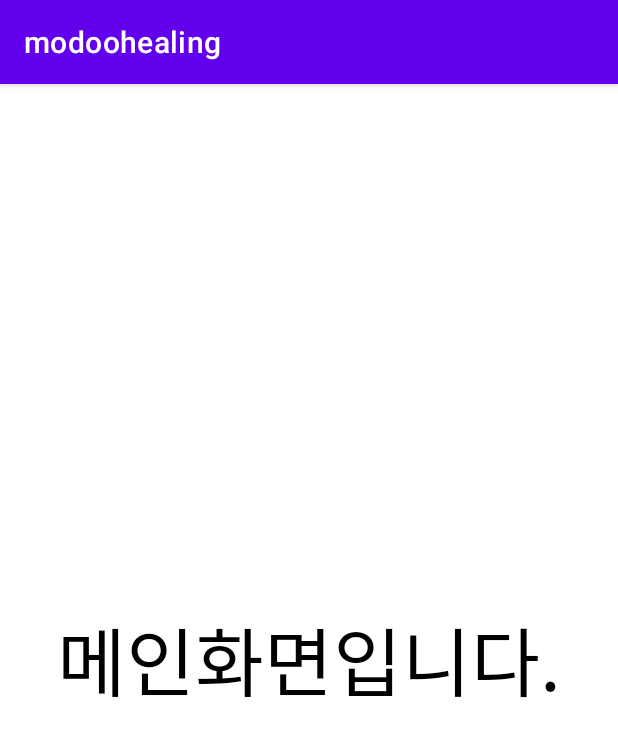
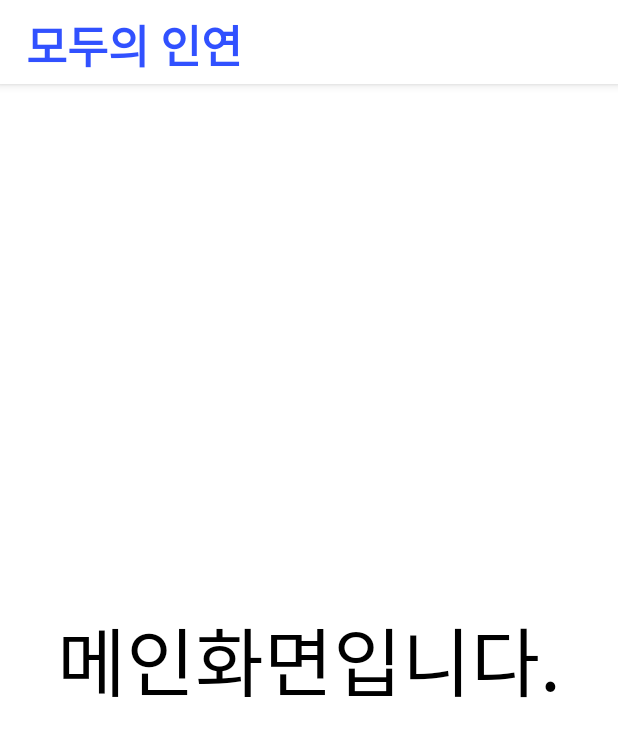
Before and after one commit to ujin-Bang/modoohealing, an Android app: the MainActivity screen opened directly, with no data from a screen before it, on a phone screen of 412 x 824 dp. Shown: the top 737 px of the screen. Run offline under Robolectric (Android 15) with nearby library versions, the phone set to English and light mode, and no system bars; our stand-ins replace data binding.

Commit message:
베이스 액티비티에 커스텀액션바 추가

```diff
--- a/app/src/main/java/com/modoohealing/modo/BaseActivity.kt
+++ b/app/src/main/java/com/modoohealing/modo/BaseActivity.kt
@@ -3,19 +3,45 @@ package com.modoohealing.modo
 import android.content.Context
 import androidx.appcompat.app.AppCompatActivity
 import android.os.Bundle
+import android.widget.Button
+import android.widget.TextView
+import androidx.appcompat.app.ActionBar
 
 abstract class BaseActivity : AppCompatActivity() {
 
     lateinit var mContext: Context
+    lateinit var btnBack: Button
+    lateinit var txtMainName: TextView
 
     override fun onCreate(savedInstanceState: Bundle?) {
         super.onCreate(savedInstanceState)
 
         mContext = this
 
+        //액션바가 있는 화면에서만 커스텀액션바 실행.
+        supportActionBar?.let {
+            setCustomActionBar()
+        }
+
     }
 
     abstract fun setupEvents()
 
     abstract fun setValues()
+
+    //액션바 커스텀
+   fun setCustomActionBar(){
+       val defActionBar = supportActionBar!! //기본액션바 가져오기
+
+       defActionBar.displayOptions = ActionBar.DISPLAY_SHOW_CUSTOM //액션바를 커스텀 모드로 변경
+
+       defActionBar.setCustomView(R.layout.base_custom_action_bar)//실제 커스텀뷰를 어떤 모양으로 할건지
+
+       val toolBar = defActionBar.customView.parent as androidx.appcompat.widget.Toolbar
+       toolBar.setContentInsetsAbsolute(0,0)
+
+
+
+
+   }
 }
--- a/app/src/main/java/com/modoohealing/modo/LoginActivity.kt
+++ b/app/src/main/java/com/modoohealing/modo/LoginActivity.kt
@@ -42,8 +42,7 @@ class LoginActivity : BaseActivity() {
         super.onCreate(savedInstanceState)
         binding = DataBindingUtil.setContentView(this, R.layout.activity_login)
 
-        val keyHash = Utility.getKeyHash(this)//카카오SDK를 이용한 KeyHash값 받기
-        Log.d("Hash", keyHash)
+
         setValues()
         setupEvents()
 
@@ -53,6 +52,9 @@ class LoginActivity : BaseActivity() {
     override fun setupEvents() {
 
         binding.btnKakaoLogin.setOnClickListener {
+
+           // val keyHash = Utility.getKeyHash(this)//카카오SDK를 이용한 KeyHash값 받기
+           // Log.d("Hash", keyHash)
 
             //카톡 앱이 깔려 있는 상황
             if (UserApiClient.instance.isKakaoTalkLoginAvailable(mContext)) {
--- /dev/null
+++ b/app/src/main/res/drawable/back_icon.xml
@@ -0,0 +1,5 @@
+<vector android:autoMirrored="true" android:height="24dp"
+    android:tint="#3753AE" android:viewportHeight="24"
+    android:viewportWidth="24" android:width="24dp" xmlns:android="http://schemas.android.com/apk/res/android">
+    <path android:fillColor="@android:color/white" android:pathData="M11.67,3.87L9.9,2.1 0,12l9.9,9.9 1.77,-1.77L3.54,12z"/>
+</vector>
--- /dev/null
+++ b/app/src/main/res/layout/base_custom_action_bar.xml
@@ -0,0 +1,34 @@
+<?xml version="1.0" encoding="utf-8"?>
+<androidx.constraintlayout.widget.ConstraintLayout xmlns:android="http://schemas.android.com/apk/res/android"
+    android:layout_width="match_parent"
+    android:layout_height="60dp"
+    android:background="@color/white"
+    xmlns:app="http://schemas.android.com/apk/res-auto">
+
+    <TextView
+        android:id="@+id/txtMainName"
+        android:padding="5dp"
+        android:text="모두의 인연"
+        android:fontFamily="@font/font1"
+        android:textSize="30sp"
+        android:textColor="@color/blue"
+        android:textStyle="bold"
+        app:layout_constraintStart_toStartOf="parent"
+        app:layout_constraintTop_toTopOf="parent"
+        app:layout_constraintBottom_toBottomOf="parent"
+        android:layout_marginStart="12dp"
+        android:layout_width="wrap_content"
+        android:layout_height="wrap_content"/>
+
+    <ImageButton
+        android:id="@+id/btnBack"
+        android:src="@drawable/back_icon"
+        android:visibility="gone"
+        android:background="?attr/selectableItemBackground"
+        app:layout_constraintStart_toStartOf="@id/txtMainName"
+        app:layout_constraintBottom_toBottomOf="@id/txtMainName"
+        app:layout_constraintTop_toTopOf="@id/txtMainName"
+        android:layout_width="40dp"
+        android:layout_height="40dp"/>
+
+</androidx.constraintlayout.widget.ConstraintLayout>
```
Also changed, not shown: app/src/main/AndroidManifest.xml (+6 -4 lines), app/src/main/java/com/modoohealing/modo/SignUpActivity.kt (added, +11 -0 lines), app/src/main/res/layout/activity_sign_up.xml (added, +13 -0 lines).
